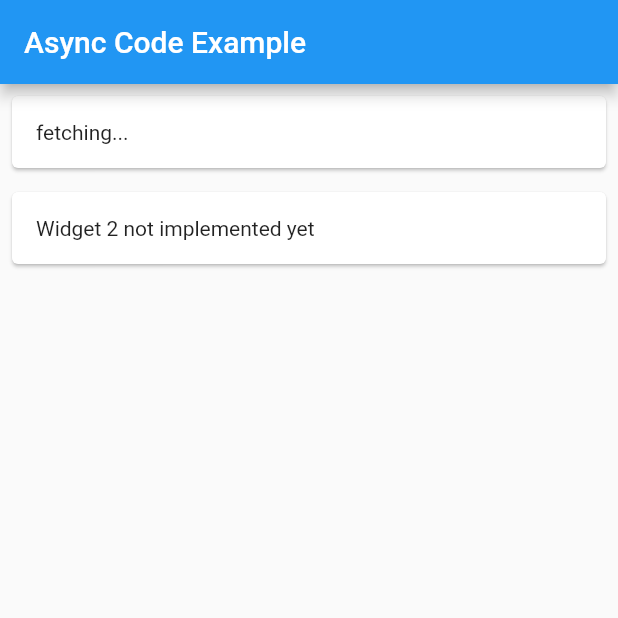
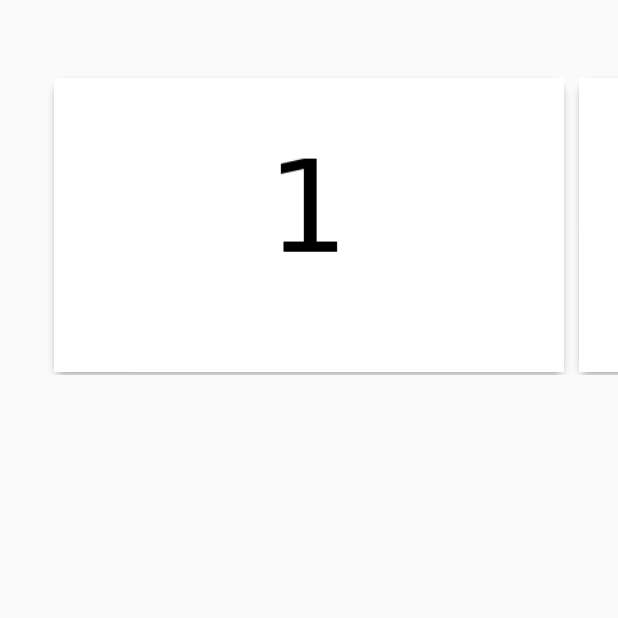
Before and after one commit to fridayhoho/FlutterTest, a Flutter app: the screen it shows after launch, on a phone screen of 412 x 824 dp, the top half of it. Run offline on Flutter 3.47's test engine with Material 2 defaults, Android fonts, the phone set to English and light mode, and no system bars.

Commit message:
test PageView

```diff
--- a/lf_demo/lib/main.dart
+++ b/lf_demo/lib/main.dart
@@ -1,6 +1,8 @@
 import 'package:flutter/material.dart';
 import './home_page.dart';
 import './test_future_page.dart';
+import './ui/page_view.dart';
+
 void main() => runApp(new MyApp());
 
 class MyApp extends StatelessWidget {
@@ -20,7 +22,7 @@ class MyApp extends StatelessWidget {
         // counter didn't reset back to zero; the application is not restarted.
         primarySwatch: Colors.blue,
       ),
-      home: new TestFuturePage(),
+      home: new DisplayPage(),
     );
   }
 }
--- /dev/null
+++ b/lf_demo/lib/ui/page_view.dart
@@ -0,0 +1,62 @@
+import 'package:flutter/material.dart';
+
+class DisplayPage extends StatefulWidget {
+  @override
+  _DisplayPageState createState() => new _DisplayPageState();
+}
+
+class _DisplayPageState extends State<DisplayPage> {
+  bool _isAddGradient = false;
+
+  ///
+  ///@override
+  Widget build(BuildContext context) {
+    return Scaffold(
+      body: Padding(
+        padding: new EdgeInsets.only(top: 50.0),
+        child: SizedBox.fromSize(
+          size: Size.fromHeight(200.0),
+          child: PageView.builder(
+            controller: PageController(viewportFraction: 0.85),
+            itemCount: 5,
+            itemBuilder: (BuildContext context, int index) {
+              return Padding(
+                padding: EdgeInsets.symmetric(
+                  vertical: 2.0,
+                  horizontal: 5.0,
+                ),
+                child: GestureDetector(
+                  onTap: () {
+                    Scaffold.of(context).showSnackBar(SnackBar(
+                          backgroundColor: Colors.deepOrangeAccent,
+                          duration: Duration(milliseconds: 800),
+                          content: Center(
+                            child: Text(
+                              'test',
+                              style: TextStyle(fontSize: 25.0),
+                            ),
+                          ),
+                        ));
+                  },
+                  child: Material(
+                    elevation: 2.0,
+                    borderRadius: BorderRadius.circular(8.0),
+                    child: Stack(
+                      fit: StackFit.expand,
+                      children: [
+                        Image.asset(
+                          'assetss/' + (index+1).toString() + '.png',
+                          fit: BoxFit.cover,
+                        ),
+                      ],
+                    ),
+                  ),
+                ),
+              );
+            },
+          ),
+        ),
+      ),
+    );
+  }
+}
--- a/lf_demo/lib/widget1.dart
+++ b/lf_demo/lib/widget1.dart
@@ -43,6 +43,7 @@ class _Widget1State extends State<Widget1> {
   }
   @override
   Widget build(BuildContext context) {
+    print('widget1:build');
     return new Card(
         margin: const EdgeInsets.all(8.0),
         child: new Container(
```
Also changed, not shown: lf_demo/lib/ui/page_demo.dart (added, +71 -0 lines).
